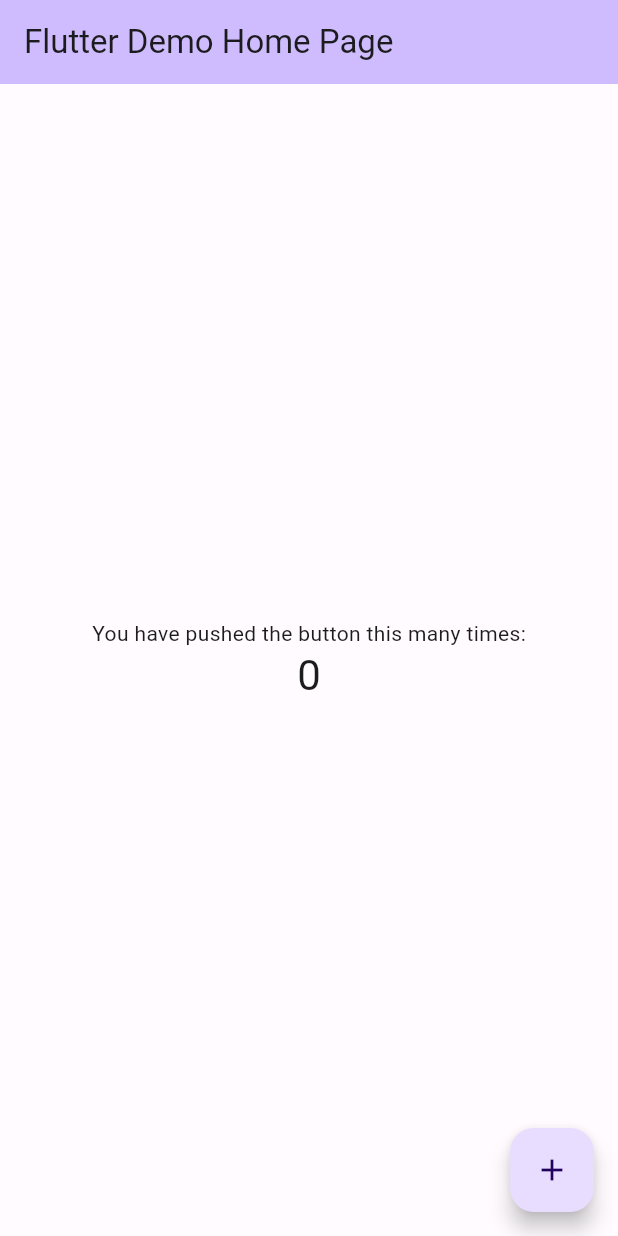
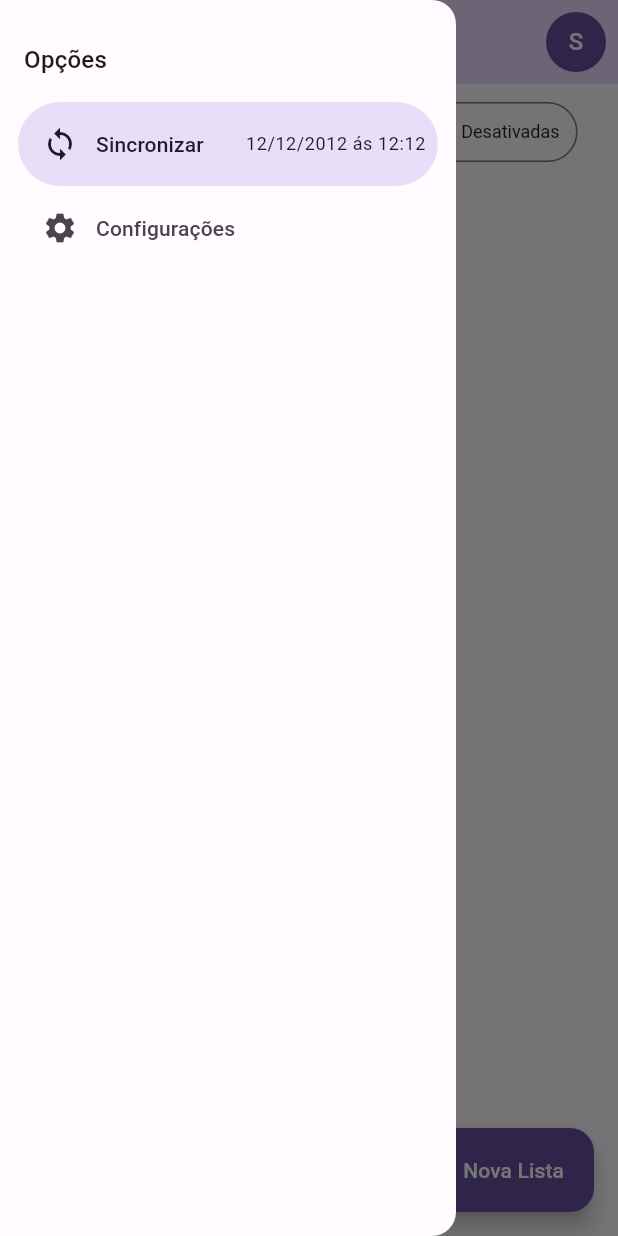
Before and after one commit to zamuelfernandes/listinha, a Flutter app: the screen it shows after launch, with the side drawer open (before the commit the screen has no drawer), on a phone screen of 412 x 824 dp. Run offline on Flutter 3.47's test engine with Material 2 defaults, Android fonts, the phone set to English and light mode, and no system bars.

Commit message:
Criando componentes e iniciando implementações de front

```diff
--- a/app/lib/main.dart
+++ b/app/lib/main.dart
@@ -1,109 +1,6 @@
 import 'package:flutter/material.dart';
-
-import 'src/shared/themes/color_schemes.g.dart';
+import 'package:listinha/src/app_widget.dart';
 
 void main() {
-  runApp(const MyApp());
+  runApp(const AppWidget());
 }
-
-class MyApp extends StatelessWidget {
-  const MyApp({super.key});
-
-  // This widget is the root of your application.
-  @override
-  Widget build(BuildContext context) {
-    return MaterialApp(
-      title: 'Flutter Demo',
-      debugShowCheckedModeBanner: false,
-      themeMode: ThemeMode.light,
-      theme: ThemeData(
-        useMaterial3: true,
-        colorScheme: lightColorScheme,
-      ),
-      darkTheme: ThemeData(
-        useMaterial3: true,
-        colorScheme: darkColorScheme,
-      ),
-      home: const MyHomePage(title: 'Flutter Demo Home Page'),
-    );
-  }
-}
-
-class MyHomePage extends StatefulWidget {
-  const MyHomePage({super.key, required this.title});
-
-  final String title;
-
-  @override
-  State<MyHomePage> createState() => _MyHomePageState();
-}
-
-class _MyHomePageState extends State<MyHomePage> {
-  int _counter = 0;
-
-  void _incrementCounter() {
-    setState(() {
-      // This call to setState tells the Flutter framework that something has
-      // changed in this State, which causes it to rerun the build method below
-      // so that the display can reflect the updated values. If we changed
-      // _counter without calling setState(), then the build method would not be
-      // called again, and so nothing would appear to happen.
-      _counter++;
-    });
-  }
-
-  @override
-  Widget build(BuildContext context) {
-    // This method is rerun every time setState is called, for instance as done
-    // by the _incrementCounter method above.
-    //
-    // The Flutter framework has been optimized to make rerunning build methods
-    // fast, so that you can just rebuild anything that needs updating rather
-    // than having to individually change instances of widgets.
-    return Scaffold(
-      appBar: AppBar(
-        // TRY THIS: Try changing the color here to a specific color (to
-        // Colors.amber, perhaps?) and trigger a hot reload to see the AppBar
-        // change color while the other colors stay the same.
-        backgroundColor: Theme.of(context).colorScheme.inversePrimary,
-        // Here we take the value from the MyHomePage object that was created by
-        // the App.build method, and use it to set our appbar title.
-        title: Text(widget.title),
-      ),
-      body: Center(
-        // Center is a layout widget. It takes a single child and positions it
-        // in the middle of the parent.
-        child: Column(
-          // Column is also a layout widget. It takes a list of children and
-          // arranges them vertically. By default, it sizes itself to fit its
-          // children horizontally, and tries to be as tall as its parent.
-          //
-          // Column has various properties to control how it sizes itself and
-          // how it positions its children. Here we use mainAxisAlignment to
-          // center the children vertically; the main axis here is the vertical
-          // axis because Columns are vertical (the cross axis would be
-          // horizontal).
-          //
-          // TRY THIS: Invoke "debug painting" (choose the "Toggle Debug Paint"
-          // action in the IDE, or press "p" in the console), to see the
-          // wireframe for each widget.
-          mainAxisAlignment: MainAxisAlignment.center,
-          children: <Widget>[
-            const Text(
-              'You have pushed the button this many times:',
-            ),
-            Text(
-              '$_counter',
-              style: Theme.of(context).textTheme.headlineMedium,
-            ),
-          ],
-        ),
-      ),
-      floatingActionButton: FloatingActionButton(
-        onPressed: _incrementCounter,
-        tooltip: 'Increment',
-        child: const Icon(Icons.add),
-      ), // This trailing comma makes auto-formatting nicer for build methods.
-    );
-  }
-}
--- /dev/null
+++ b/app/lib/src/app_widget.dart
@@ -0,0 +1,22 @@
+import 'package:flutter/material.dart';
+import 'package:listinha/src/home/home_page.dart';
+
+part 'shared/themes/color_schemes.g.dart';
+part 'shared/themes/themes.dart';
+
+class AppWidget extends StatelessWidget {
+  const AppWidget({super.key});
+
+  // This widget is the root of your application.
+  @override
+  Widget build(BuildContext context) {
+    return MaterialApp(
+      title: 'Flutter Demo',
+      debugShowCheckedModeBanner: false,
+      themeMode: ThemeMode.light,
+      theme: _lightTheme,
+      darkTheme: _darkTheme,
+      home: const HomePage(),
+    );
+  }
+}
--- /dev/null
+++ b/app/lib/src/home/home_page.dart
@@ -0,0 +1,52 @@
+import 'package:flutter/material.dart';
+import 'package:listinha/src/home/widgets/custom_drawer.dart';
+import 'package:listinha/src/shared/widgets/user_image_button.dart';
+
+class HomePage extends StatefulWidget {
+  const HomePage({super.key});
+
+  @override
+  State<HomePage> createState() => _HomePageState();
+}
+
+class _HomePageState extends State<HomePage> {
+  @override
+  Widget build(BuildContext context) {
+    return Scaffold(
+      drawer: const Customdrawer(),
+      appBar: AppBar(
+        title: const Text('LISTINHA'),
+        actions: const [
+          Padding(
+            padding: EdgeInsets.only(right: 8),
+            child: UserImageButton(),
+          ),
+        ],
+      ),
+      body: Center(
+        child: Column(
+          children: [
+            Padding(
+              padding: const EdgeInsets.all(8.0),
+              child: SegmentedButton<int>(
+                segments: const [
+                  ButtonSegment(value: 0, label: Text('Todos')),
+                  ButtonSegment(value: 1, label: Text('Pendentes')),
+                  ButtonSegment(value: 2, label: Text('Concluídas')),
+                  ButtonSegment(value: 3, label: Text('Desativadas')),
+                ],
+                selected: const {0},
+                onSelectionChanged: (value) {},
+              ),
+            ),
+          ],
+        ),
+      ),
+      floatingActionButton: FloatingActionButton.extended(
+        icon: const Icon(Icons.edit),
+        label: const Text('Nova Lista'),
+        onPressed: () {},
+      ),
+    );
+  }
+}
--- /dev/null
+++ b/app/lib/src/home/widgets/custom_drawer.dart
@@ -0,0 +1,37 @@
+import 'package:flutter/material.dart';
+
+class Customdrawer extends StatelessWidget {
+  const Customdrawer({super.key});
+
+  @override
+  Widget build(BuildContext context) {
+    return NavigationDrawer(
+      children: [
+        Padding(
+          padding: const EdgeInsets.fromLTRB(16, 28, 16, 16),
+          child: Text(
+            'Opções',
+            style: Theme.of(context).textTheme.titleMedium,
+          ),
+        ),
+        NavigationDrawerDestination(
+          icon: const Icon(Icons.sync),
+          label: Row(
+            children: [
+              const Text('Sincronizar'),
+              const SizedBox(width: 28),
+              Text(
+                '12/12/2012 ás 12:12',
+                style: Theme.of(context).textTheme.bodySmall,
+              ),
+            ],
+          ),
+        ),
+        const NavigationDrawerDestination(
+          icon: Icon(Icons.settings),
+          label: Text('Configurações'),
+        ),
+      ],
+    );
+  }
+}
--- /dev/null
+++ b/app/lib/src/shared/themes/themes.dart
@@ -0,0 +1,38 @@
+part of '../../app_widget.dart';
+
+ThemeData get _lightTheme => ThemeData(
+      useMaterial3: true,
+      colorScheme: _lightColorScheme,
+      appBarTheme: AppBarTheme(
+        centerTitle: true,
+        backgroundColor: _lightColorScheme.primaryContainer,
+      ),
+      floatingActionButtonTheme: FloatingActionButtonThemeData(
+        backgroundColor: _lightColorScheme.primary,
+        foregroundColor: Colors.white,
+      ),
+      segmentedButtonTheme: _segmentedButtonTheme,
+    );
+
+ThemeData get _darkTheme => ThemeData(
+      useMaterial3: true,
+      colorScheme: _darkColorScheme,
+      appBarTheme: AppBarTheme(
+        centerTitle: true,
+        backgroundColor: _lightColorScheme.primaryContainer,
+      ),
+      segmentedButtonTheme: _segmentedButtonTheme,
+    );
+
+SegmentedButtonThemeData get _segmentedButtonTheme => SegmentedButtonThemeData(
+      style: ButtonStyle(
+        textStyle: MaterialStateProperty.resolveWith<TextStyle>(
+          (states) {
+            if (states.contains(MaterialState.selected)) {
+              return const TextStyle(fontSize: 9);
+            }
+            return const TextStyle(fontSize: 12);
+          },
+        ),
+      ),
+    );
--- /dev/null
+++ b/app/lib/src/shared/widgets/user_image_button.dart
@@ -0,0 +1,16 @@
+import 'package:flutter/material.dart';
+
+class UserImageButton extends StatelessWidget {
+  const UserImageButton({super.key});
+
+  @override
+  Widget build(BuildContext context) {
+    return GestureDetector(
+      child: CircleAvatar(
+        backgroundColor: Theme.of(context).primaryColor,
+        foregroundColor: Colors.white,
+        child: const Text('S'),
+      ),
+    );
+  }
+}
--- a/app/pubspec.yaml
+++ b/app/pubspec.yaml
@@ -33,11 +33,13 @@ dependencies:
 
   # The following adds the Cupertino Icons font to your application.
   # Use with the CupertinoIcons class for iOS style icons.
-  cupertino_icons: ^1.0.2
+  cupertino_icons: ^1.0.6
   uno: ^1.1.9
   result_dart: ^1.1.0
   flutter_modular: ^6.3.2
   realm: ^1.5.0
+
+  # hidden_drawer_menu: ^3.0.1
 
 dev_dependencies:
   flutter_test:
```
Also changed, not shown: app/lib/src/shared/themes/color_schemes.g.dart.
